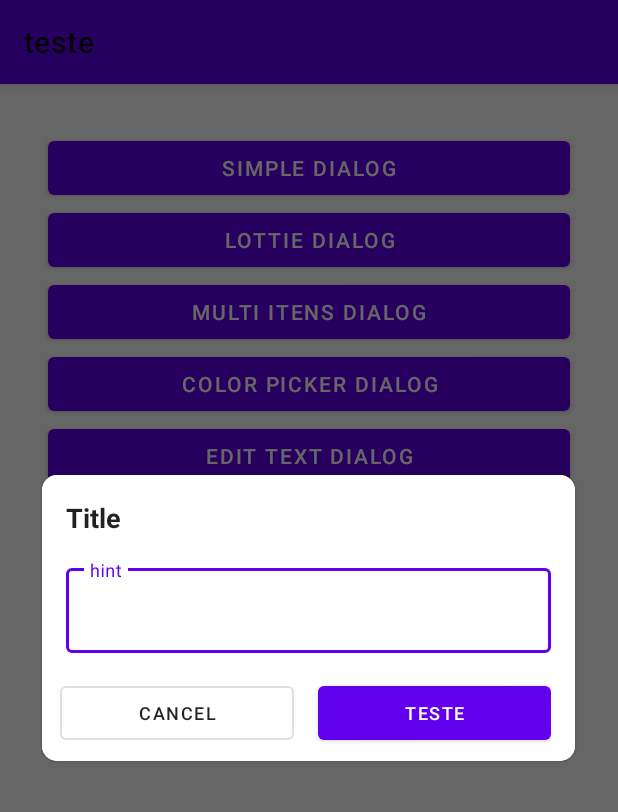
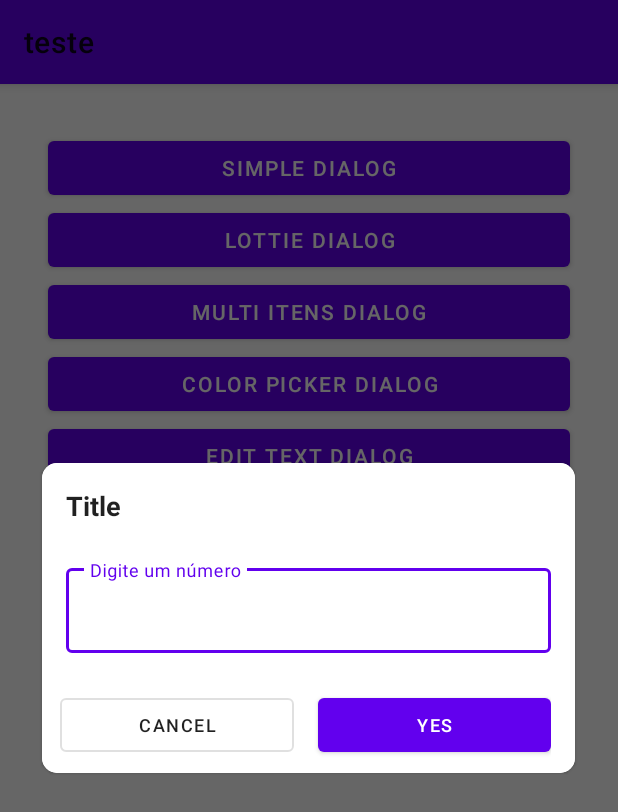
Before and after one commit to jhonatansabadi/android-dialog, an Android app: the screen it shows after launch (MainActivity), after a tap on "EDIT TEXT DIALOG", on a phone screen of 412 x 824 dp. Shown: the top 812 px of the screen. Run offline under Robolectric (Android 15) with nearby library versions, the phone set to English and light mode, and no system bars; libraries missing offline, so code that uses them is left out: org.jetbrains.anko.

Commit message:
Adicionado input text com opções

```diff
--- a/android-dialog/src/main/java/jhonatan/sabadi/android_dialog/dialog/BaseDialog.kt
+++ b/android-dialog/src/main/java/jhonatan/sabadi/android_dialog/dialog/BaseDialog.kt
@@ -165,6 +165,7 @@ open class BaseDialog(
         showBothButtons()
         customView.actionButtonDialog?.text = title.toUpperCase()
         customView.actionButtonDialog?.setOnClickListener {
+            dialog.dismiss()
             callback(dialog)
         }
     }
@@ -174,6 +175,7 @@ open class BaseDialog(
         showBothButtons()
         customView.neutralButtonDialog?.text = title.toUpperCase()
         customView.neutralButtonDialog?.setOnClickListener {
+            dialog.dismiss()
             callback(dialog)
         }
     }
@@ -188,7 +190,7 @@ open class BaseDialog(
         }
     }
 
-    private fun showBothButtons() {
+    internal fun showBothButtons() {
         customView.groupActinButtonDialog?.visibility = View.VISIBLE
         customView.okButtonDialog?.visibility = View.GONE
     }
--- a/android-dialog/src/main/java/jhonatan/sabadi/android_dialog/dialog/EditTextDialog.kt
+++ b/android-dialog/src/main/java/jhonatan/sabadi/android_dialog/dialog/EditTextDialog.kt
@@ -1,12 +1,14 @@
 package jhonatan.sabadi.android_dialog.dialog
 
 import android.app.Activity
+import android.app.AlertDialog
 import android.text.InputType
 import android.text.method.TransformationMethod
 import android.view.View
 import com.airbnb.lottie.LottieDrawable
 import com.google.android.material.textfield.TextInputEditText
 import jhonatan.sabadi.android_dialog.R
+import kotlinx.android.synthetic.main.base_dialog_actions.view.*
 import kotlinx.android.synthetic.main.edit_text_dialog.view.*
 import kotlinx.android.synthetic.main.lottie_dialog.view.*
 
@@ -14,18 +16,25 @@ class EditTextDialog(
         activity: Activity
 ) : BaseDialog(activity, R.layout.edit_text_dialog) {
 
-//
-//    fun setInputType(inputType: Int) {
-//        customView.inputText.inputType = inputType
-//    }
-//
-//    var hint: String
-//        get() = ""
-//        set(value) {
-//            customView.inputText.hint = value
-//        }
+    fun setInputType(inputType: Int) {
+        customView.inputText.inputType = inputType
+    }
 
-    var customInputText: View = customView.inputText.rootView
+    var hint: String
+        get() = ""
+        set(value) {
+            customView.inputTextLayout.hint = value
+        }
+
+    fun resultActionButton(title: String = "YES", callback: (dialog: AlertDialog, result: String) -> Unit) {
+        showBothButtons()
+        customView.actionButtonDialog?.text = title.toUpperCase()
+        customView.actionButtonDialog?.setOnClickListener {
+            dialog.dismiss()
+            callback(dialog, customView.inputText.text.toString())
+        }
+    }
+
 
 }
 
--- a/android-dialog/src/main/res/layout/edit_text_dialog.xml
+++ b/android-dialog/src/main/res/layout/edit_text_dialog.xml
@@ -49,6 +49,7 @@
                 android:scaleType="centerCrop"
                 android:visibility="gone"
                 app:layout_constraintEnd_toEndOf="parent"
+                app:layout_constraintHorizontal_bias="0.0"
                 app:layout_constraintStart_toStartOf="parent"
                 app:layout_constraintTop_toTopOf="parent" />
 
@@ -58,34 +59,36 @@
                 android:layout_width="match_parent"
                 android:layout_height="wrap_content"
                 android:layout_marginStart="16dp"
-                android:layout_marginTop="16dp"
+                android:layout_marginTop="24dp"
                 android:layout_marginEnd="16dp"
+                app:endIconMode="clear_text"
                 app:layout_constraintEnd_toEndOf="parent"
                 app:layout_constraintStart_toStartOf="parent"
                 app:layout_constraintTop_toBottomOf="@id/include3">
 
                 <com.google.android.material.textfield.TextInputEditText
                     android:id="@+id/inputText"
-                    android:hint="hint"
                     android:layout_width="match_parent"
                     android:layout_height="wrap_content"
-                    android:inputType="number" />
+                    android:inputType="text" />
 
             </com.google.android.material.textfield.TextInputLayout>
 
             <include
                 android:id="@+id/include3"
                 layout="@layout/base_dialog"
+                android:layout_width="0dp"
+                android:layout_height="wrap_content"
                 app:layout_constraintEnd_toEndOf="parent"
                 app:layout_constraintStart_toStartOf="parent"
-                app:layout_constraintTop_toBottomOf="@+id/lottieDialog" />
+                app:layout_constraintTop_toBottomOf="@+id/imageDialog" />
 
             <include
                 android:id="@+id/include2"
                 layout="@layout/base_dialog_actions"
                 android:layout_width="0dp"
-                android:layout_marginTop="8dp"
                 android:layout_height="wrap_content"
+                android:layout_marginTop="16dp"
                 app:layout_constraintEnd_toEndOf="parent"
                 app:layout_constraintStart_toStartOf="parent"
                 app:layout_constraintTop_toBottomOf="@+id/inputTextLayout" />
--- a/app/src/main/java/jhonatan/sabadi/androiddialogexample/MainActivity.kt
+++ b/app/src/main/java/jhonatan/sabadi/androiddialogexample/MainActivity.kt
@@ -1,6 +1,7 @@
 package jhonatan.sabadi.androiddialogexample
 
 import android.os.Bundle
+import android.text.InputType
 import android.text.SpannableStringBuilder
 import android.widget.Toast
 import androidx.appcompat.app.AppCompatActivity
@@ -20,7 +21,11 @@ class MainActivity : AppCompatActivity() {
         editTextButton.setOnClickListener {
             editTextDialog {
                 title = "teste"
-                actionButton("teste") {}
+                setInputType(InputType.TYPE_CLASS_NUMBER)
+                hint = "Digite um número"
+                resultActionButton { dialog, result ->
+                    Toast.makeText(this@MainActivity, result, Toast.LENGTH_SHORT).show()
+                }
             }
         }
 
```
